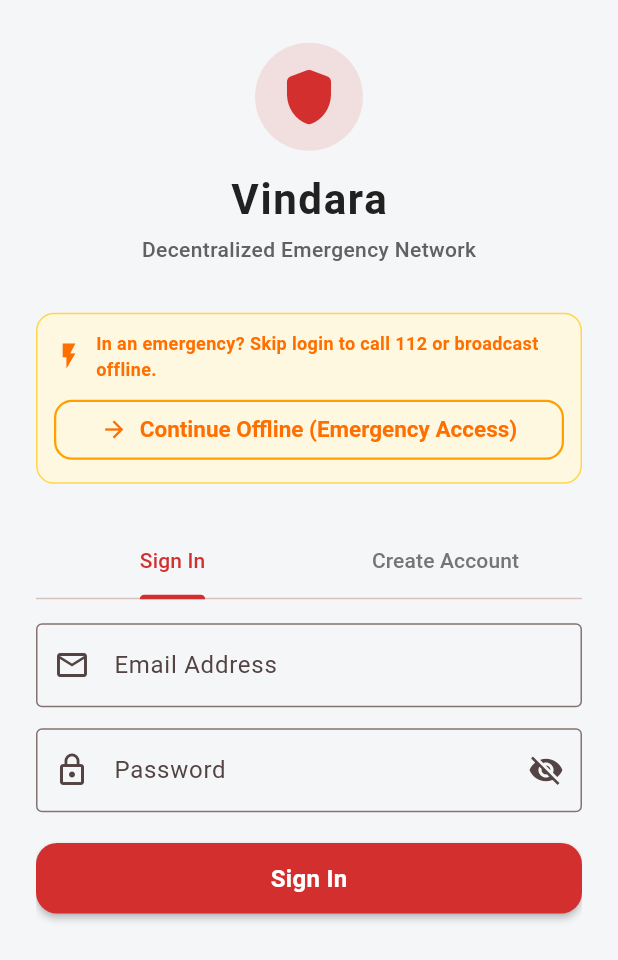
After one commit to rssonusahu777-commits/Vita-ResQ, a Flutter app: the screen it shows after launch, on a phone screen of 412 x 824 dp. The commit adds this screen. Shown: the top 960 px of the screen. Run offline on Flutter 3.47's test engine with Material 3 defaults, Android fonts, the phone set to English and light mode, and no system bars; our stand-ins replace cloud_firestore, connectivity_plus, firebase_auth, firebase_core, firebase_messaging, flutter_local_notifications and 7 more; accounts and stored records are empty.

Commit message:
Connect Firebase project vindara-d3d93, one-time persistent Email/Password auth, and deploy Firestore rules

```diff
--- a/lib/main.dart
+++ b/lib/main.dart
@@ -10,6 +10,7 @@ import 'package:flutter/material.dart';
 import 'package:flutter_riverpod/flutter_riverpod.dart';
 import 'package:hive_flutter/hive_flutter.dart';
 
+import 'firebase_options.dart';
 import 'router/app_router.dart';
 import 'theme/vindara_theme.dart';
 
@@ -32,7 +33,9 @@ Future<void> main() async {
 Future<void> _initFirebaseSafely() async {
   try {
     if (Firebase.apps.isEmpty) {
-      await Firebase.initializeApp();
+      await Firebase.initializeApp(
+        options: DefaultFirebaseOptions.currentPlatform,
+      );
     }
   } catch (e) {
     debugPrint('Firebase not initialized or missing configuration: $e');
--- a/lib/router/app_router.dart
+++ b/lib/router/app_router.dart
@@ -1,22 +1,50 @@
 // lib/router/app_router.dart
 //
-// Vindara — App Router & Deep-Link Integration (Phase 6)
+// Vindara — App Router & Deep-Link Integration (Phase 6 & Live Auth)
 // Package: com.vindara.app
 
+import 'package:firebase_core/firebase_core.dart';
 import 'package:flutter/material.dart';
 import 'package:flutter_riverpod/flutter_riverpod.dart';
 import 'package:go_router/go_router.dart';
 
 import '../providers/providers.dart';
+import '../screens/auth_screen.dart';
 import '../screens/crash_countdown_screen.dart';
 import '../screens/emergency_detail_screen.dart';
 import '../screens/home_screen.dart';
 import '../screens/profile_screen.dart';
 
 final routerProvider = Provider<GoRouter>((ref) {
+  final authState = ref.watch(authStateProvider);
+  final isBypassed = ref.watch(offlineEmergencyBypassProvider);
+
   return GoRouter(
     initialLocation: '/',
+    redirect: (context, state) {
+      // In local unit/widget test environments without Firebase initialized,
+      // do not redirect to /auth so existing screen tests pass directly.
+      if (Firebase.apps.isEmpty) {
+        return null;
+      }
+
+      final user = authState.asData?.value;
+      final isAuthenticated = user != null || isBypassed;
+      final isAuthRoute = state.matchedLocation == '/auth';
+
+      if (!isAuthenticated && !isAuthRoute) {
+        return '/auth';
+      }
+      if (isAuthenticated && isAuthRoute) {
+        return '/';
+      }
+      return null;
+    },
     routes: [
+      GoRoute(
+        path: '/auth',
+        builder: (context, state) => const AuthScreen(),
+      ),
       GoRoute(
         path: '/',
         builder: (context, state) => const RouterLifecycleListener(
--- /dev/null
+++ b/lib/screens/auth_screen.dart
@@ -0,0 +1,570 @@
+// lib/screens/auth_screen.dart
+//
+// Vindara — Authentication & One-Time Persistent Session Screen
+// Package: com.vindara.app
+//
+// Rules enforced:
+//   Rule #10 — Strictly "HELP", zero "SOS" strings anywhere.
+//   Offline-First — Unauthenticated users in crisis can bypass to Emergency Access (112 & offline peer mesh).
+//   Security — New accounts initialized with safe civilian defaults (0 points, not verified).
+
+import 'package:cloud_firestore/cloud_firestore.dart';
+import 'package:firebase_auth/firebase_auth.dart';
+import 'package:firebase_core/firebase_core.dart';
+import 'package:flutter/material.dart';
+import 'package:flutter_riverpod/flutter_riverpod.dart';
+import 'package:go_router/go_router.dart';
+
+import '../models/user_profile.dart';
+import '../providers/providers.dart';
+
+/// Provider for offline emergency access bypass.
+/// When true, an unauthenticated user can access the emergency calling & offline mesh.
+final offlineEmergencyBypassProvider = StateProvider<bool>((ref) => false);
+
+/// Stream provider for current Firebase Auth state.
+final authStateProvider = StreamProvider<User?>((ref) {
+  if (Firebase.apps.isEmpty) {
+    return Stream.value(null);
+  }
+  try {
+    return FirebaseAuth.instance.authStateChanges();
+  } catch (_) {
+    return Stream.value(null);
+  }
+});
+
+class AuthScreen extends ConsumerStatefulWidget {
+  const AuthScreen({super.key});
+
+  @override
+  ConsumerState<AuthScreen> createState() => _AuthScreenState();
+}
+
+class _AuthScreenState extends ConsumerState<AuthScreen>
+    with SingleTickerProviderStateMixin {
+  late TabController _tabController;
+
+  // Sign In Form
+  final _signInFormKey = GlobalKey<FormState>();
+  final _signInEmailController = TextEditingController();
+  final _signInPasswordController = TextEditingController();
+
+  // Create Account Form
+  final _signUpFormKey = GlobalKey<FormState>();
+  final _signUpNameController = TextEditingController();
+  final _signUpEmailController = TextEditingController();
+  final _signUpPasswordController = TextEditingController();
+  final _signUpConfirmPasswordController = TextEditingController();
+
+  bool _isLoading = false;
+  String? _errorMessage;
+  bool _obscurePassword = true;
+
+  @override
+  void initState() {
+    super.initState();
+    _tabController = TabController(length: 2, vsync: this);
+  }
+
+  @override
+  void dispose() {
+    _tabController.dispose();
+    _signInEmailController.dispose();
+    _signInPasswordController.dispose();
+    _signUpNameController.dispose();
+    _signUpEmailController.dispose();
+    _signUpPasswordController.dispose();
+    _signUpConfirmPasswordController.dispose();
+    super.dispose();
+  }
+
+  Future<void> _handleSignIn() async {
+    if (!_signInFormKey.currentState!.validate()) return;
+    setState(() {
+      _isLoading = true;
+      _errorMessage = null;
+    });
+
+    try {
+      if (Firebase.apps.isEmpty) {
+        throw Exception('Firebase is not initialized on this platform.');
+      }
+
+      final credential = await FirebaseAuth.instance.signInWithEmailAndPassword(
+        email: _signInEmailController.text.trim(),
+        password: _signInPasswordController.text,
+      );
+
+      final user = credential.user;
+      if (user != null) {
+        // Fetch or create profile locally
+        try {
+          final doc = await FirebaseFirestore.instance
+              .collection('users')
+              .doc(user.uid)
+              .get();
+          if (doc.exists && doc.data() != null) {
+            final profile = UserProfile.fromJson(doc.data()!);
+            await ref.read(currentUserProfileProvider.notifier).save(profile);
+          }
+        } catch (_) {
+          // Keep existing local profile if Firestore read fails
+        }
+      }
+
+      if (mounted) {
+        context.go('/');
+      }
+    } on FirebaseAuthException catch (e) {
+      setState(() {
+        _errorMessage = _getFriendlyAuthErrorMessage(e);
+      });
+    } catch (e) {
+      setState(() {
+        _errorMessage = e.toString().replaceAll('Exception: ', '');
+      });
+    } finally {
+      if (mounted) {
+        setState(() => _isLoading = false);
+      }
+    }
+  }
+
+  Future<void> _handleSignUp() async {
+    if (!_signUpFormKey.currentState!.validate()) return;
+    setState(() {
+      _isLoading = true;
+      _errorMessage = null;
+    });
+
+    try {
+      if (Firebase.apps.isEmpty) {
+        throw Exception('Firebase is not initialized on this platform.');
+      }
+
+      final credential =
+          await FirebaseAuth.instance.createUserWithEmailAndPassword(
+        email: _signUpEmailController.text.trim(),
+        password: _signUpPasswordController.text,
+      );
+
+      final user = credential.user;
+      if (user != null) {
+        final displayName = _signUpNameController.text.trim().isNotEmpty
+            ? _signUpNameController.text.trim()
+            : (user.email?.split('@').first ?? 'Civilian User');
+
+        // Safe initial profile
+        final initialProfile = UserProfile(
+          uid: user.uid,
+          displayName: displayName,
+          isVerifiedResponder: false,
+          isAvailable: false,
+          reputationPoints: 0,
+          successfulAssistanceCount: 0,
+          responseHistoryCount: 0,
+          badges: const [],
+          fcmToken: null,
+        );
+
+        // 1. Create document in Firestore
+        try {
+          await FirebaseFirestore.instance
+              .collection('users')
+              .doc(user.uid)
+              .set({
+            ...initialProfile.toJson(),
+            'createdAt': FieldValue.serverTimestamp(),
+          });
+        } catch (e) {
+          debugPrint('Could not create Firestore user doc: $e');
+        }
+
+        // 2. Persist locally
+        await ref.read(currentUserProfileProvider.notifier).save(initialProfile);
+      }
+
+      if (mounted) {
+        context.go('/');
+      }
+    } on FirebaseAuthException catch (e) {
+      setState(() {
+        _errorMessage = _getFriendlyAuthErrorMessage(e);
+      });
+    } catch (e) {
+      setState(() {
+        _errorMessage = e.toString().replaceAll('Exception: ', '');
+      });
+    } finally {
+      if (mounted) {
+        setState(() => _isLoading = false);
+      }
+    }
+  }
+
+  void _continueOfflineEmergencyAccess() {
+    ref.read(offlineEmergencyBypassProvider.notifier).state = true;
+    context.go('/');
+  }
+
+  String _getFriendlyAuthErrorMessage(FirebaseAuthException e) {
+    switch (e.code) {
+      case 'user-not-found':
+        return 'No registered account found with this email.';
+      case 'wrong-password':
+      case 'invalid-credential':
+        return 'Incorrect email or password. Please verify your credentials.';
+      case 'email-already-in-use':
+        return 'An account with this email already exists. Please sign in.';
+      case 'invalid-email':
+        return 'Please enter a valid email address.';
+      case 'weak-password':
+        return 'Password is too weak. Please use at least 6 characters.';
+      case 'network-request-failed':
+        return 'Network connection issue. Tap "Continue Offline" for emergency access.';
+      default:
+        return e.message ?? 'Authentication failed. Please try again.';
+    }
+  }
+
+  @override
+  Widget build(BuildContext context) {
+    return Scaffold(
+      body: SafeArea(
+        child: Center(
+          child: SingleChildScrollView(
+            padding: const EdgeInsets.symmetric(horizontal: 24, vertical: 20),
+            child: ConstrainedBox(
+              constraints: const BoxConstraints(maxWidth: 480),
+              child: Column(
+                mainAxisSize: MainAxisSize.min,
+                crossAxisAlignment: CrossAxisAlignment.stretch,
+                children: [
+                  // App Branding
+                  _buildHeader(),
+                  const SizedBox(height: 24),
+
+                  // Offline Emergency Access Button (prominently placed above or below)
+                  _buildOfflineEmergencyAccessBanner(),
+                  const SizedBox(height: 20),
+
+                  // Tab Selector
+                  TabBar(
+                    controller: _tabController,
+                    labelColor: Theme.of(context).colorScheme.primary,
+                    unselectedLabelColor: Colors.grey.shade600,
+                    indicatorColor: Theme.of(context).colorScheme.primary,
+                    indicatorWeight: 3,
+                    tabs: const [
+                      Tab(text: 'Sign In'),
+                      Tab(text: 'Create Account'),
+                    ],
+                  ),
+                  const SizedBox(height: 16),
+
+                  if (_errorMessage != null) ...[
+                    Container(
+                      padding: const EdgeInsets.all(12),
+                      decoration: BoxDecoration(
+                        color: Colors.red.shade50,
+                        border: Border.all(color: Colors.red.shade300),
+                        borderRadius: BorderRadius.circular(8),
+                      ),
+                      child: Row(
+                        children: [
+                          Icon(Icons.error_outline,
+                              color: Colors.red.shade800, size: 20),
+                          const SizedBox(width: 8),
+                          Expanded(
+                            child: Text(
+                              _errorMessage!,
+                              style: TextStyle(
+                                color: Colors.red.shade900,
+                                fontSize: 13,
+                              ),
+                            ),
+                          ),
+                        ],
+                      ),
+                    ),
+                    const SizedBox(height: 16),
+                  ],
+
+                  // Tab Views
+                  SizedBox(
+                    height: 380,
+                    child: TabBarView(
+                      controller: _tabController,
+                      children: [
+                        _buildSignInTab(),
+                        _buildSignUpTab(),
+                      ],
+                    ),
+                  ),
+                ],
+              ),
+            ),
+          ),
+        ),
+      ),
+    );
+  }
+
+  Widget _buildHeader() {
+    return Column(
+      children: [
+        Container(
+          width: 72,
+          height: 72,
+          decoration: BoxDecoration(
+            color: const Color(0xFFD32F2F).withAlpha(30),
+            shape: BoxShape.circle,
+          ),
+          child: const Center(
+            child: Icon(
+              Icons.shield_rounded,
+              color: Color(0xFFD32F2F),
+              size: 44,
+            ),
+          ),
+        ),
+        const SizedBox(height: 12),
+        const Text(
+          'Vindara',
+          style: TextStyle(
+            fontSize: 28,
+            fontWeight: FontWeight.bold,
+            letterSpacing: 1.1,
+          ),
+        ),
+        const SizedBox(height: 4),
+        Text(
+          'Decentralized Emergency Network',
+          style: TextStyle(
+            fontSize: 14,
+            color: Colors.grey.shade700,
+            fontWeight: FontWeight.w500,
+          ),
+        ),
+      ],
+    );
+  }
+
+  Widget _buildOfflineEmergencyAccessBanner() {
+    return Card(
+      elevation: 0,
+      color: Colors.amber.shade50,
+      shape: RoundedRectangleBorder(
+        borderRadius: BorderRadius.circular(12),
+        side: BorderSide(color: Colors.amber.shade300),
+      ),
+      child: Padding(
+        padding: const EdgeInsets.all(12),
+        child: Column(
+          children: [
+            Row(
+              children: [
+                Icon(Icons.flash_on, color: Colors.amber.shade900, size: 20),
+                const SizedBox(width: 8),
+                Expanded(
+                  child: Text(
+                    'In an emergency? Skip login to call 112 or broadcast offline.',
+                    style: TextStyle(
+                      fontSize: 12,
+                      fontWeight: FontWeight.w600,
+                      color: Colors.amber.shade900,
+                    ),
+                  ),
+                ),
+              ],
+            ),
+            const SizedBox(height: 8),
+            SizedBox(
+              width: double.infinity,
+              child: OutlinedButton.icon(
+                icon: const Icon(Icons.arrow_forward, size: 18),
+                label: const Text(
+                  'Continue Offline (Emergency Access)',
+                  style: TextStyle(fontWeight: FontWeight.bold),
+                ),
+                style: OutlinedButton.styleFrom(
+                  foregroundColor: Colors.amber.shade900,
+                  side: BorderSide(color: Colors.amber.shade700, width: 1.5),
+                  padding: const EdgeInsets.symmetric(vertical: 10),
+                ),
+                onPressed: _continueOfflineEmergencyAccess,
+              ),
+            ),
+          ],
+        ),
+      ),
+    );
+  }
+
+  Widget _buildSignInTab() {
+    return Form(
+      key: _signInFormKey,
+      child: Column(
+        crossAxisAlignment: CrossAxisAlignment.stretch,
+        children: [
+          TextFormField(
+            controller: _signInEmailController,
+            keyboardType: TextInputType.emailAddress,
+            decoration: const InputDecoration(
+              labelText: 'Email Address',
+              prefixIcon: Icon(Icons.email_outlined),
+              border: OutlineInputBorder(),
+            ),
+            validator: (v) {
+              if (v == null || v.trim().isEmpty) return 'Enter your email';
+              if (!v.contains('@')) return 'Enter a valid email';
+              return null;
+            },
+          ),
+          const SizedBox(height: 14),
+          TextFormField(
+            controller: _signInPasswordController,
+            obscureText: _obscurePassword,
+            decoration: InputDecoration(
+              labelText: 'Password',
+              prefixIcon: const Icon(Icons.lock_outline),
+              border: const OutlineInputBorder(),
+              suffixIcon: IconButton(
+                icon: Icon(
+                  _obscurePassword ? Icons.visibility_off : Icons.visibility,
+                ),
+                onPressed: () =>
+                    setState(() => _obscurePassword = !_obscurePassword),
+              ),
+            ),
+            validator: (v) {
+              if (v == null || v.isEmpty) return 'Enter your password';
+              return null;
+            },
+          ),
+          const SizedBox(height: 20),
+          ElevatedButton(
+            style: ElevatedButton.styleFrom(
+              padding: const EdgeInsets.symmetric(vertical: 14),
+              backgroundColor: Theme.of(context).colorScheme.primary,
+              foregroundColor: Colors.white,
+            ),
+            onPressed: _isLoading ? null : _handleSignIn,
+            child: _isLoading
+                ? const SizedBox(
+                    height: 20,
+                    width: 20,
+                    child: CircularProgressIndicator(
+                      strokeWidth: 2,
+                      color: Colors.white,
+                    ),
+                  )
+                : const Text(
+                    'Sign In',
+                    style: TextStyle(fontSize: 16, fontWeight: FontWeight.bold),
+                  ),
+          ),
+        ],
+      ),
+    );
+  }
+
+  Widget _buildSignUpTab() {
+    return Form(
+      key: _signUpFormKey,
+      child: ListView(
+        children: [
+          TextFormField(
+            controller: _signUpNameController,
+            decoration: const InputDecoration(
+              labelText: 'Full Name / Display Name',
+              prefixIcon: Icon(Icons.person_outline),
+              border: OutlineInputBorder(),
+            ),
+            validator: (v) {
+              if (v == null || v.trim().isEmpty) return 'Enter your name';
+              return null;
+            },
+          ),
+          const SizedBox(height: 12),
+          TextFormField(
+            controller: _signUpEmailController,
+            keyboardType: TextInputType.emailAddress,
+            decoration: const InputDecoration(
+              labelText: 'Email Address',
+              prefixIcon: Icon(Icons.email_outlined),
+              border: OutlineInputBorder(),
+            ),
+            validator: (v) {
+              if (v == null || v.trim().isEmpty) return 'Enter your email';
+              if (!v.contains('@')) return 'Enter a valid email';
+              return null;
+            },
+          ),
+          const SizedBox(height: 12),
+          TextFormField(
+            controller: _signUpPasswordController,
+            obscureText: _obscurePassword,
+            decoration: InputDecoration(
+              labelText: 'Password (min 6 characters)',
+              prefixIcon: const Icon(Icons.lock_outline),
+              border: const OutlineInputBorder(),
+              suffixIcon: IconButton(
+                icon: Icon(
+                  _obscurePassword ? Icons.visibility_off : Icons.visibility,
+                ),
+                onPressed: () =>
+                    setState(() => _obscurePassword = !_obscurePassword),
+              ),
+            ),
+            validator: (v) {
+              if (v == null || v.length < 6) {
+                return 'Password must be at least 6 characters';
+              }
+              return null;
+            },
+          ),
+          const SizedBox(height: 12),
+          TextFormField(
+            controller: _signUpConfirmPasswordController,
+            obscureText: _obscurePassword,
+            decoration: const InputDecoration(
+              labelText: 'Confirm Password',
+              prefixIcon: Icon(Icons.lock_clock_outlined),
+              border: OutlineInputBorder(),
+            ),
+            validator: (v) {
+              if (v != _signUpPasswordController.text) {
+                return 'Passwords do not match';
+              }
+              return null;
+            },
+          ),
+          const SizedBox(height: 16),
+          ElevatedButton(
+            style: ElevatedButton.styleFrom(
+              padding: const EdgeInsets.symmetric(vertical: 14),
+              backgroundColor: Theme.of(context).colorScheme.primary,
+              foregroundColor: Colors.white,
+            ),
+            onPressed: _isLoading ? null : _handleSignUp,
+            child: _isLoading
+                ? const SizedBox(
+                    height: 20,
+                    width: 20,
+                    child: CircularProgressIndicator(
+                      strokeWidth: 2,
+                      color: Colors.white,
+                    ),
+                  )
+                : const Text(
+                    'Create Account',
+                    style: TextStyle(fontSize: 16, fontWeight: FontWeight.bold),
+                  ),
+          ),
+        ],
+      ),
+    );
+  }
+}
```
Also changed, not shown: analysis_options.yaml (added, +33 -0 lines), lib/screens/home_screen.dart (+6 -8 lines), lib/screens/profile_screen.dart (+51 -0 lines), firestore.indexes.json (line endings or trailing spaces), lib/firebase_options.dart (added), 27 other files.
